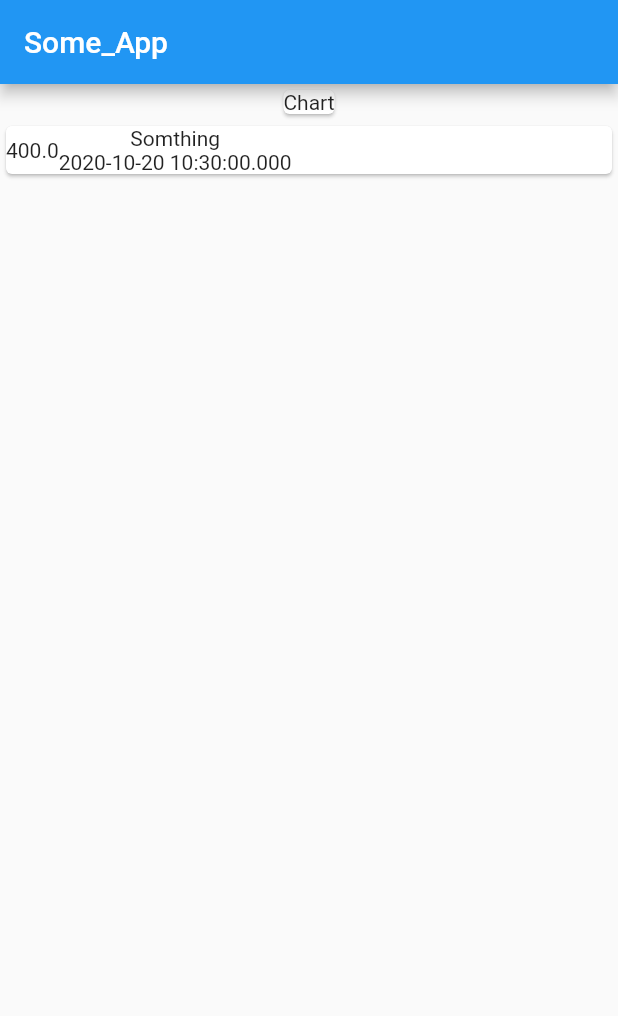
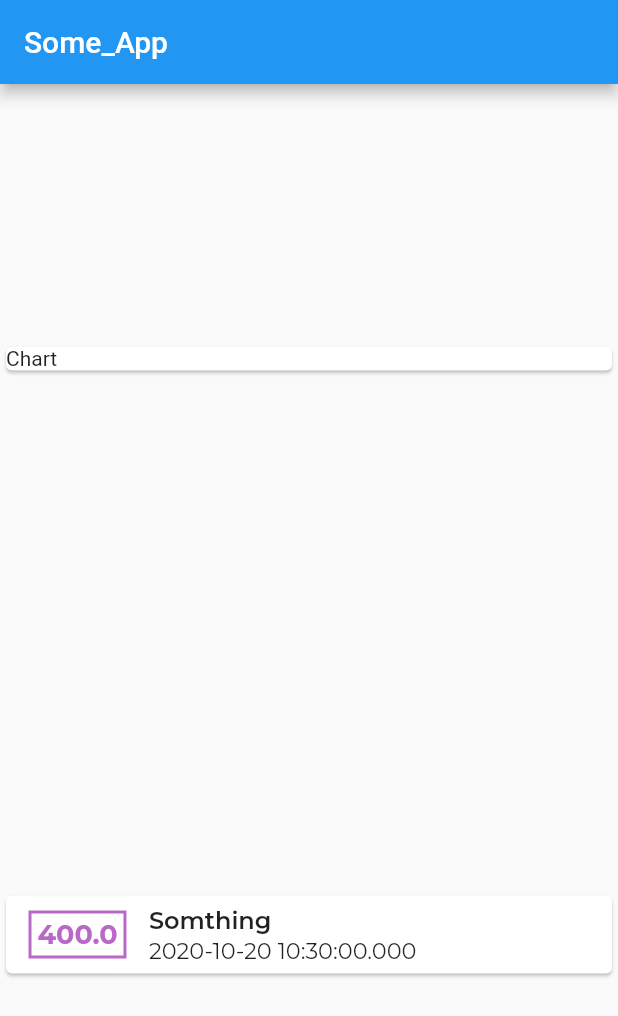
Before and after one commit to NEONSOLISALPHA/udemy-expenses-app, a Flutter app: the screen it shows after launch, on a phone screen of 412 x 824 dp. Shown: the top 1016 px of the screen. Run offline on Flutter 3.47's test engine with Material 2 defaults, Android fonts, the phone set to English and light mode, and no system bars; our stand-ins replace google_fonts.

Commit message:
added styling and added the google fonts package

```diff
--- a/lib/main.dart
+++ b/lib/main.dart
@@ -1,5 +1,6 @@
 import './transaction.dart';
 import 'package:flutter/material.dart';
+import 'package:google_fonts/google_fonts.dart';
 
 void main() {
   runApp(MyApp());
@@ -20,6 +21,7 @@ class MyAppState extends State {
       date: DateTime.now(),
     ),
   ];
+
   @override
   Widget build(BuildContext context) {
     return MaterialApp(
@@ -28,6 +30,8 @@ class MyAppState extends State {
           title: Text('Some_App'),
         ),
         body: Column(
+          mainAxisAlignment: MainAxisAlignment.spaceAround,
+          crossAxisAlignment: CrossAxisAlignment.stretch,
           children: [
             Card(
               child: Text('Chart'),
@@ -39,14 +43,40 @@ class MyAppState extends State {
                     child: Row(
                       children: [
                         Container(
+                          margin: EdgeInsets.symmetric(
+                              vertical: 10, horizontal: 15),
+                          decoration: BoxDecoration(
+                            border:
+                                Border.all(color: Colors.purple[300], width: 2),
+                          ),
+                          padding:
+                              EdgeInsets.symmetric(vertical: 3, horizontal: 4),
                           child: Text(
                             tx.amount.toString(),
+                            style: GoogleFonts.montserrat(
+                              textStyle: TextStyle(
+                                  color: Colors.purple[300],
+                                  fontWeight: FontWeight.w700,
+                                  fontSize: 18),
+                            ),
                           ),
                         ),
                         Column(
+                          crossAxisAlignment: CrossAxisAlignment.start,
                           children: [
-                            Text(tx.description),
-                            Text(tx.date.toString())
+                            Text(
+                              tx.description,
+                              style: GoogleFonts.montserrat(
+                                textStyle: TextStyle(
+                                    fontWeight: FontWeight.w600, fontSize: 16),
+                              ),
+                            ),
+                            Text(tx.date.toString(),
+                                style: GoogleFonts.montserrat(
+                                  textStyle: TextStyle(
+                                      fontWeight: FontWeight.w400,
+                                      fontSize: 15),
+                                ))
                           ],
                         )
                       ],
--- a/pubspec.yaml
+++ b/pubspec.yaml
@@ -23,6 +23,7 @@ environment:
 dependencies:
   flutter:
     sdk: flutter
+  google_fonts: ^1.1.1
 
 
   # The following adds the Cupertino Icons font to your application.
```
Also changed, not shown: pubspec.lock, 3 other files.
